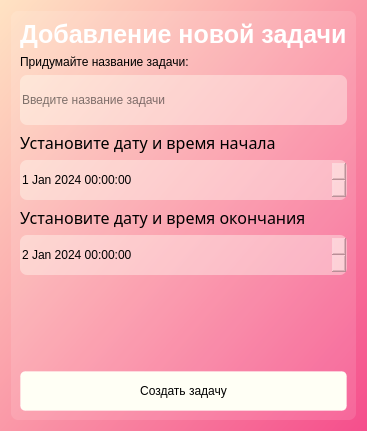
This is Interface_files/Add_new_task_Window.ui in Ephirious/Notes-TaskManager as Qt 5 draws it before an edit. The edited form follows.
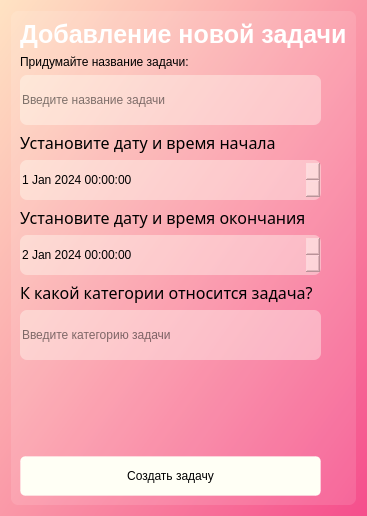
This is the edited form.

Commit message: многа стилей + добавила кнопку тегов

Diff of the .ui file:
```diff
--- a/Interface_files/Add_new_task_Window.ui
+++ b/Interface_files/Add_new_task_Window.ui
@@ -7,7 +7,7 @@
     <x>0</x>
     <y>0</y>
     <width>359</width>
-    <height>431</height>
+    <height>503</height>
    </rect>
   </property>
   <property name="minimumSize">
@@ -29,8 +29,8 @@
    <string notr="true">background-color: qlineargradient(spread:repeat, x1:0, y1:0, x2:1, y2:1, stop:0 rgba(255, 227, 195, 255), stop:1 rgba(245, 78, 140, 255));
 </string>
   </property>
-  <layout class="QVBoxLayout" name="verticalLayout_5">
-   <item>
+  <layout class="QGridLayout" name="gridLayout_2">
+   <item row="0" column="0">
     <widget class="QFrame" name="frame">
      <property name="maximumSize">
       <size>
@@ -48,83 +48,8 @@
      <property name="frameShadow">
       <enum>QFrame::Shadow::Raised</enum>
      </property>
-     <layout class="QVBoxLayout" name="verticalLayout_4">
-      <item alignment="Qt::AlignmentFlag::AlignHCenter">
-       <widget class="QLabel" name="label">
-        <property name="font">
-         <font>
-          <pointsize>19</pointsize>
-          <bold>true</bold>
-         </font>
-        </property>
-        <property name="styleSheet">
-         <string notr="true">
-font-weight: bold;
-background-color: none;
-color: white;</string>
-        </property>
-        <property name="text">
-         <string>Добавление новой задачи</string>
-        </property>
-       </widget>
-      </item>
-      <item>
-       <layout class="QVBoxLayout" name="verticalLayout">
-        <item>
-         <widget class="QLabel" name="label_2">
-          <property name="styleSheet">
-           <string notr="true">font: 12pt &quot;Sitka&quot;;
-color: black;
-background-color: none;</string>
-          </property>
-          <property name="text">
-           <string>Придумайте название задачи:</string>
-          </property>
-         </widget>
-        </item>
-        <item>
-         <widget class="QLineEdit" name="lineEdit">
-          <property name="minimumSize">
-           <size>
-            <width>0</width>
-            <height>50</height>
-           </size>
-          </property>
-          <property name="styleSheet">
-           <string notr="true">font: 13pt &quot;Sitka&quot;;
-color: black;
-background-color: rgb(255, 255, 245, 100);</string>
-          </property>
-          <property name="placeholderText">
-           <string>Введите название задачи</string>
-          </property>
-         </widget>
-        </item>
-       </layout>
-      </item>
-      <item>
-       <layout class="QVBoxLayout" name="verticalLayout_2">
-        <item>
-         <widget class="QLabel" name="label_3">
-          <property name="font">
-           <font>
-            <family>Sitka</family>
-            <pointsize>12</pointsize>
-            <italic>false</italic>
-            <bold>false</bold>
-           </font>
-          </property>
-          <property name="styleSheet">
-           <string notr="true">font: 12pt &quot;Sitka&quot;;
-color: black;
-background-color: none;</string>
-          </property>
-          <property name="text">
-           <string>Установите дату и время начала</string>
-          </property>
-         </widget>
-        </item>
-        <item>
+     <layout class="QGridLayout" name="gridLayout">
+      <item row="4" column="0">
          <widget class="QDateTimeEdit" name="dateTimeEdit">
           <property name="minimumSize">
            <size>
@@ -152,11 +77,7 @@
           </property>
          </widget>
         </item>
-       </layout>
-      </item>
-      <item>
-       <layout class="QVBoxLayout" name="verticalLayout_3">
-        <item>
+      <item row="5" column="0" colspan="2">
          <widget class="QLabel" name="label_4">
           <property name="font">
            <font>
@@ -176,31 +97,7 @@
           </property>
          </widget>
         </item>
-        <item>
-         <widget class="QDateTimeEdit" name="dateTimeEdit_2">
-          <property name="minimumSize">
-           <size>
-            <width>0</width>
-            <height>40</height>
-           </size>
-          </property>
-          <property name="styleSheet">
-           <string notr="true">font: 13pt &quot;Sitka&quot;;
-color: black;
-background-color: rgb(255, 255, 245, 100);</string>
-          </property>
-          <property name="date">
-           <date>
-            <year>2024</year>
-            <month>1</month>
-            <day>2</day>
-           </date>
-          </property>
-         </widget>
-        </item>
-       </layout>
-      </item>
-      <item>
+      <item row="9" column="1">
        <spacer name="verticalSpacer">
         <property name="orientation">
          <enum>Qt::Orientation::Vertical</enum>
@@ -216,7 +113,59 @@
         </property>
        </spacer>
       </item>
-      <item>
+      <item row="2" column="0">
+       <widget class="QLineEdit" name="lineEdit">
+        <property name="minimumSize">
+         <size>
+          <width>0</width>
+          <height>50</height>
+         </size>
+        </property>
+        <property name="styleSheet">
+         <string notr="true">font: 13pt &quot;Sitka&quot;;
+color: black;
+background-color: rgb(255, 255, 245, 100);</string>
+        </property>
+        <property name="placeholderText">
+         <string>Введите название задачи</string>
+        </property>
+       </widget>
+      </item>
+      <item row="6" column="0">
+       <widget class="QDateTimeEdit" name="dateTimeEdit_2">
+        <property name="minimumSize">
+         <size>
+          <width>0</width>
+          <height>40</height>
+         </size>
+        </property>
+        <property name="styleSheet">
+         <string notr="true">font: 13pt &quot;Sitka&quot;;
+color: black;
+background-color: rgb(255, 255, 245, 100);</string>
+        </property>
+        <property name="date">
+         <date>
+          <year>2024</year>
+          <month>1</month>
+          <day>2</day>
+         </date>
+        </property>
+       </widget>
+      </item>
+      <item row="1" column="0" colspan="2">
+       <widget class="QLabel" name="label_2">
+        <property name="styleSheet">
+         <string notr="true">font: 12pt &quot;Sitka&quot;;
+color: black;
+background-color: none;</string>
+        </property>
+        <property name="text">
+         <string>Придумайте название задачи:</string>
+        </property>
+       </widget>
+      </item>
+      <item row="10" column="0">
        <widget class="QPushButton" name="pushButton">
         <property name="minimumSize">
          <size>
@@ -245,6 +194,82 @@
         </property>
        </widget>
       </item>
+      <item row="0" column="0" colspan="2">
+       <widget class="QLabel" name="label">
+        <property name="font">
+         <font>
+          <pointsize>19</pointsize>
+          <bold>true</bold>
+         </font>
+        </property>
+        <property name="styleSheet">
+         <string notr="true">font-weight: bold;
+background-color: none;
+color: white;</string>
+        </property>
+        <property name="text">
+         <string>Добавление новой задачи</string>
+        </property>
+       </widget>
+      </item>
+      <item row="3" column="0" colspan="2">
+       <widget class="QLabel" name="label_3">
+        <property name="font">
+         <font>
+          <family>Sitka</family>
+          <pointsize>12</pointsize>
+          <italic>false</italic>
+          <bold>false</bold>
+         </font>
+        </property>
+        <property name="styleSheet">
+         <string notr="true">font: 12pt &quot;Sitka&quot;;
+color: black;
+background-color: none;</string>
+        </property>
+        <property name="text">
+         <string>Установите дату и время начала</string>
+        </property>
+       </widget>
+      </item>
+      <item row="7" column="0" colspan="2">
+       <widget class="QLabel" name="label_5">
+        <property name="font">
+         <font>
+          <family>Sitka</family>
+          <pointsize>12</pointsize>
+          <italic>false</italic>
+          <bold>false</bold>
+         </font>
+        </property>
+        <property name="styleSheet">
+         <string notr="true">font: 12pt &quot;Sitka&quot;;
+color: black;
+background-color: none;</string>
+        </property>
+        <property name="text">
+         <string>К какой категории относится задача?</string>
+        </property>
+       </widget>
+      </item>
+      <item row="8" column="0">
+       <widget class="QLineEdit" name="lineEdit_2">
+        <property name="minimumSize">
+         <size>
+          <width>0</width>
+          <height>50</height>
+         </size>
+        </property>
+        <property name="styleSheet">
+         <string notr="true">font: 13pt &quot;Sitka&quot;;
+color: black;
+background-color: rgb(255, 255, 245, 100);</string>
+        </property>
+        <property name="placeholderText">
+         <string>Введите категорию задачи</string>
+        </property>
+       </widget>
+      </item>
      </layout>
     </widget>
    </item>
```
Lines whose indentation alone changed are shown as unchanged. The commit also changes 6 other files.
